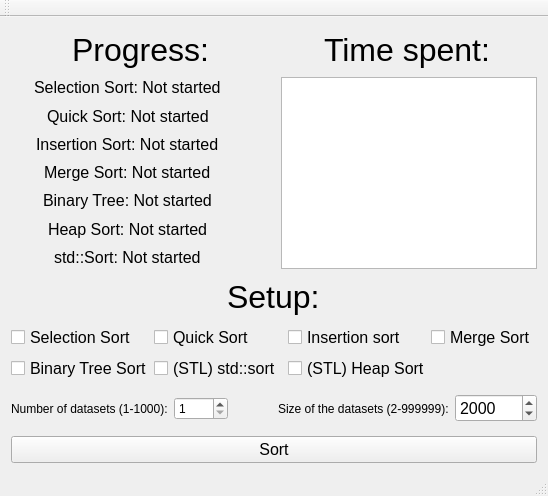
Old version of the form Oblig3/Application/mainwindow.ui in the repository Skau/ADS101Obliger.
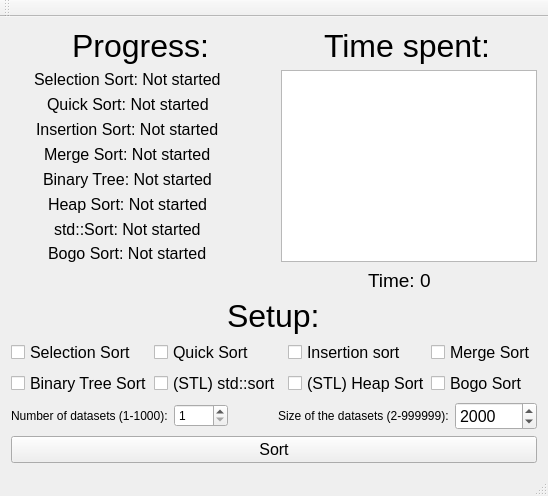
New version of the form.

Commit message: Added elapsed timer, and bogo sort

```diff
--- a/Oblig3/Application/mainwindow.ui
+++ b/Oblig3/Application/mainwindow.ui
@@ -72,6 +72,19 @@
      <layout class="QHBoxLayout" name="horizontalLayout">
       <item>
        <layout class="QVBoxLayout" name="layoutDefault">
+        <item>
+         <spacer name="verticalSpacer">
+          <property name="orientation">
+           <enum>Qt::Vertical</enum>
+          </property>
+          <property name="sizeHint" stdset="0">
+           <size>
+            <width>20</width>
+            <height>40</height>
+           </size>
+          </property>
+         </spacer>
+        </item>
         <item alignment="Qt::AlignHCenter|Qt::AlignVCenter">
          <widget class="QLabel" name="plabel_Selection">
           <property name="font">
@@ -156,6 +169,21 @@
           </property>
          </widget>
         </item>
+        <item alignment="Qt::AlignHCenter|Qt::AlignVCenter">
+         <widget class="QLabel" name="plabel_Bogo">
+          <property name="font">
+           <font>
+            <pointsize>12</pointsize>
+           </font>
+          </property>
+          <property name="text">
+           <string>Bogo Sort: Not started</string>
+          </property>
+         </widget>
+        </item>
+        <item>
+         <layout class="QFormLayout" name="formLayout"/>
+        </item>
        </layout>
       </item>
       <item>
@@ -179,6 +207,38 @@
       </item>
      </layout>
     </item>
+    <item>
+     <layout class="QHBoxLayout" name="horizontalLayout_4">
+      <item>
+       <spacer name="horizontalSpacer_3">
+        <property name="orientation">
+         <enum>Qt::Horizontal</enum>
+        </property>
+        <property name="sizeType">
+         <enum>QSizePolicy::Maximum</enum>
+        </property>
+        <property name="sizeHint" stdset="0">
+         <size>
+          <width>251</width>
+          <height>20</height>
+         </size>
+        </property>
+       </spacer>
+      </item>
+      <item alignment="Qt::AlignHCenter">
+       <widget class="QLabel" name="label_TimeElapsed">
+        <property name="font">
+         <font>
+          <pointsize>14</pointsize>
+         </font>
+        </property>
+        <property name="text">
+         <string>Time: 0</string>
+        </property>
+       </widget>
+      </item>
+     </layout>
+    </item>
     <item alignment="Qt::AlignHCenter">
      <widget class="QLabel" name="checkBoxLabelTitle">
       <property name="font">
@@ -277,6 +337,18 @@
         </property>
        </widget>
       </item>
+      <item row="1" column="5">
+       <widget class="QCheckBox" name="bogoCheckBox">
+        <property name="font">
+         <font>
+          <pointsize>12</pointsize>
+         </font>
+        </property>
+        <property name="text">
+         <string>Bogo Sort</string>
+        </property>
+       </widget>
+      </item>
      </layout>
     </item>
     <item>
```
The commit also changes 3 other files.
